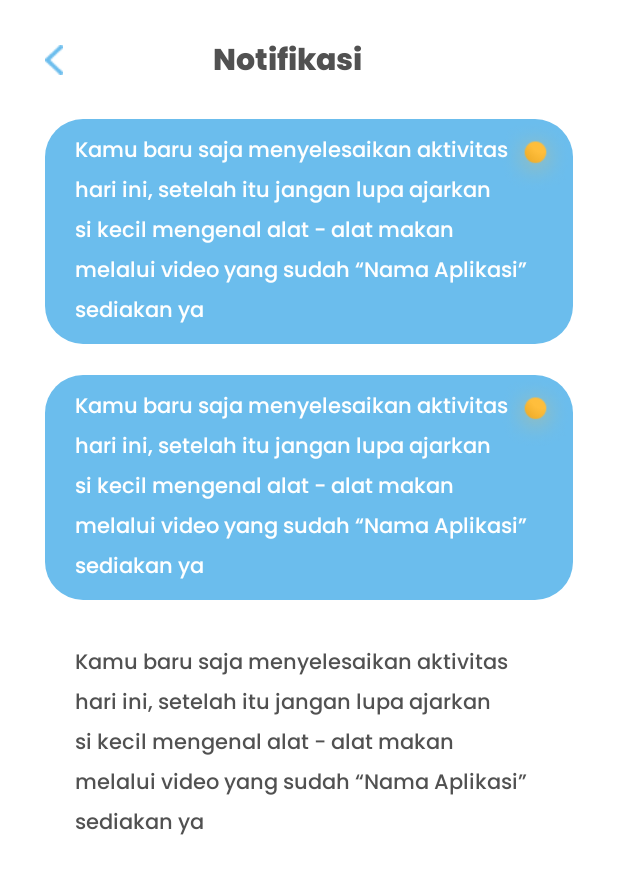
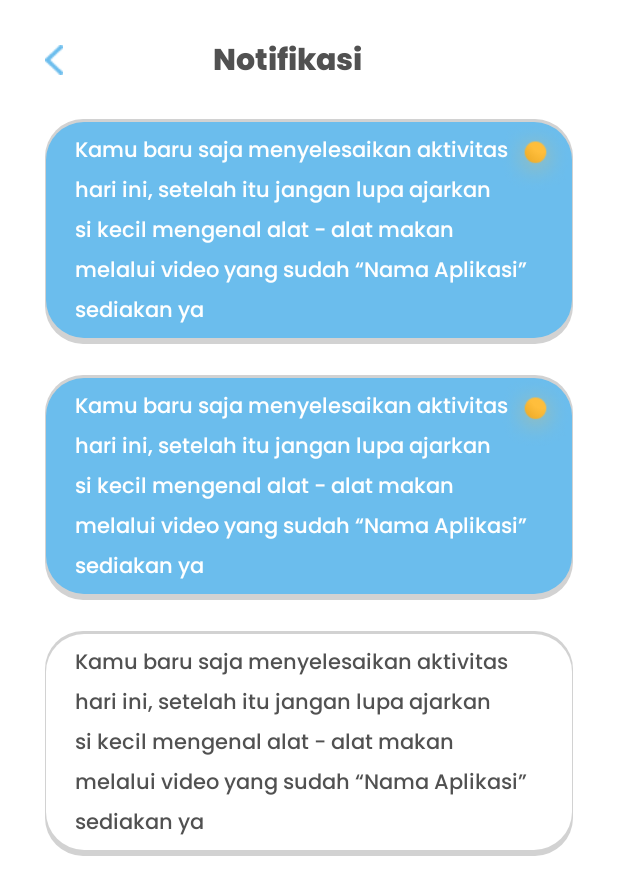
Before and after one commit to haezelnut/aloparent, an Android app: the screen it shows after launch (MainActivity), on a phone screen of 412 x 824 dp. Shown: the top 895 px of the screen. Run offline under Robolectric (Android 15) with nearby library versions, the phone set to English and light mode, and no system bars.

Commit message:
Update Notifikasi Page

```diff
--- /dev/null
+++ b/app/src/main/res/drawable/blue_rectangle_notifikasi.xml
@@ -0,0 +1,20 @@
+<?xml version="1.0" encoding="utf-8"?>
+<layer-list xmlns:android="http://schemas.android.com/apk/res/android">
+    <item>
+        <shape android:shape="rectangle">
+            <solid android:color="#D2D2D2"/>
+            <corners android:radius="25dp" />
+        </shape>
+    </item>
+
+    <item
+        android:left="1dp"
+        android:right="1dp"
+        android:top="2dp"
+        android:bottom="4dp">
+        <shape android:shape="rectangle">
+            <solid android:color="#6BBDED"/>
+            <corners android:radius="25dp" />
+        </shape>
+    </item>
+</layer-list>
--- a/app/src/main/res/drawable/rectangle_notifikasi.xml
+++ /dev/null
@@ -1,5 +0,0 @@
-<?xml version="1.0" encoding="utf-8"?>
-<shape xmlns:android="http://schemas.android.com/apk/res/android" android:shape="rectangle">
-    <solid android:color="#6BBDED"/>
-    <corners android:radius="25dp"/>
-</shape>
--- /dev/null
+++ b/app/src/main/res/drawable/white_rectangle_notifikasi.xml
@@ -0,0 +1,20 @@
+<?xml version="1.0" encoding="utf-8"?>
+<layer-list xmlns:android="http://schemas.android.com/apk/res/android">
+    <item>
+        <shape android:shape="rectangle">
+            <solid android:color="#D2D2D2"/>
+            <corners android:radius="25dp" />
+        </shape>
+    </item>
+
+    <item
+        android:left="1dp"
+        android:right="1dp"
+        android:top="2dp"
+        android:bottom="4dp">
+        <shape android:shape="rectangle">
+            <solid android:color="@color/white"/>
+            <corners android:radius="25dp" />
+        </shape>
+    </item>
+</layer-list>
--- a/app/src/main/res/layout/notifikasi.xml
+++ b/app/src/main/res/layout/notifikasi.xml
@@ -39,7 +39,7 @@
         <ImageView
             android:layout_width="match_parent"
             android:layout_height="150dp"
-            android:background="@drawable/rectangle_notifikasi"/>
+            android:background="@drawable/blue_rectangle_notifikasi"/>
 
         <ImageView
             android:layout_width="50dp"
@@ -71,7 +71,7 @@
         <ImageView
             android:layout_width="match_parent"
             android:layout_height="150dp"
-            android:background="@drawable/rectangle_notifikasi"/>
+            android:background="@drawable/blue_rectangle_notifikasi"/>
 
         <ImageView
             android:layout_width="50dp"
@@ -93,6 +93,8 @@
 
     </RelativeLayout>
 
+
+
     <RelativeLayout
         android:layout_width="match_parent"
         android:layout_height="wrap_content"
@@ -103,8 +105,7 @@
         <ImageView
             android:layout_width="match_parent"
             android:layout_height="150dp"
-            android:backgroundTint="@color/white"
-            android:background="@drawable/rectangle_notifikasi"/>
+            android:background="@drawable/white_rectangle_notifikasi"/>
         <TextView
             android:layout_width="match_parent"
             android:layout_height="wrap_content"
```
